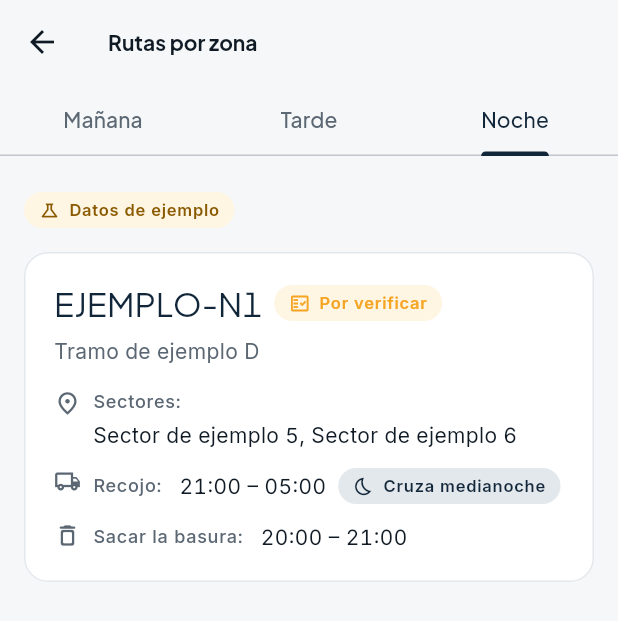
After one commit to EcoRuta-Solutions/ecoruta-frontend-app, a Flutter app: the PantallaZonasRuta screen opened directly, on a phone screen of 412 x 824 dp. The commit adds this screen. Shown: the top 621 px of the screen. Run offline on Flutter 3.47's test engine with Material 3 defaults, Android fonts, the phone set to English and light mode, and no system bars; our stand-ins replace dio, fl_chart, flutter_map, flutter_riverpod, flutter_secure_storage, go_router and 3 more; accounts and stored records are empty.

Commit message:
Pantalla de rutas por zona con datos del backend

```diff
--- /dev/null
+++ b/ecoruta_frontend_app/lib/features/municipalidad/data/modelos_zonas_ruta.dart
@@ -0,0 +1,144 @@
+/// Turno de recolección tal como lo envía el backend (`manana`, `tarde`,
+/// `noche`).
+enum TurnoZona {
+  manana('manana', 'Mañana'),
+  tarde('tarde', 'Tarde'),
+  noche('noche', 'Noche');
+
+  const TurnoZona(this.valorApi, this.etiqueta);
+
+  /// Valor del enum `Turno` del backend y del filtro `?turno=`.
+  final String valorApi;
+
+  /// Texto para la pestaña.
+  final String etiqueta;
+
+  static TurnoZona desdeApi(String valor) => TurnoZona.values.firstWhere(
+    (turno) => turno.valorApi == valor,
+    orElse: () => throw FormatException('Turno desconocido: $valor'),
+  );
+
+  /// Turno al que pertenece una hora, con los horarios de SEGAT del backend
+  /// (`app/core/turnos.py`): mañana 05–13, tarde 13–21, noche 21–05.
+  /// Inicio inclusivo y fin exclusivo.
+  static TurnoZona deHora(DateTime ahora) {
+    final hora = ahora.hour;
+    if (hora >= 5 && hora < 13) return TurnoZona.manana;
+    if (hora >= 13 && hora < 21) return TurnoZona.tarde;
+    return TurnoZona.noche;
+  }
+}
+
+/// Hora del día sin fecha (los campos `format: time` del backend).
+class HoraDia {
+  const HoraDia(this.hora, this.minuto);
+
+  final int hora;
+  final int minuto;
+
+  /// Acepta `HH:MM` o `HH:MM:SS` (con fracción de segundo opcional).
+  factory HoraDia.parse(String valor) {
+    final partes = valor.split(':');
+    if (partes.length < 2) throw FormatException('Hora inválida: $valor');
+    final hora = int.parse(partes[0]);
+    final minuto = int.parse(partes[1]);
+    if (hora < 0 || hora > 23 || minuto < 0 || minuto > 59) {
+      throw FormatException('Hora inválida: $valor');
+    }
+    return HoraDia(hora, minuto);
+  }
+
+  static HoraDia? parseOpcional(Object? valor) =>
+      valor == null ? null : HoraDia.parse(valor as String);
+
+  int get minutosDelDia => hora * 60 + minuto;
+
+  /// `21:00`
+  String get texto =>
+      '${hora.toString().padLeft(2, '0')}:${minuto.toString().padLeft(2, '0')}';
+
+  @override
+  bool operator ==(Object other) =>
+      other is HoraDia && other.hora == hora && other.minuto == minuto;
+
+  @override
+  int get hashCode => Object.hash(hora, minuto);
+
+  @override
+  String toString() => texto;
+}
+
+/// Una zona de ruta de GET /zonas-ruta (`ZonaRutaOut` en el backend).
+class ZonaRuta {
+  const ZonaRuta({
+    required this.id,
+    required this.codigo,
+    required this.turno,
+    required this.tramo,
+    required this.sectores,
+    required this.recojoInicio,
+    required this.recojoFin,
+    required this.sacarBasuraInicio,
+    required this.sacarBasuraFin,
+    required this.cruzaMedianoche,
+    required this.revisar,
+  });
+
+  final int id;
+
+  /// M-1…M-10, N-1…N-9, etc.
+  final String codigo;
+  final TurnoZona turno;
+  final String? tramo;
+  final String? sectores;
+  final HoraDia recojoInicio;
+  final HoraDia recojoFin;
+  final HoraDia? sacarBasuraInicio;
+  final HoraDia? sacarBasuraFin;
+  final bool cruzaMedianoche;
+
+  /// Dato transcrito de la hoja de la municipalidad, pendiente de confirmar.
+  final bool revisar;
+
+  factory ZonaRuta.fromJson(Map<String, dynamic> json) => ZonaRuta(
+    id: json['id'] as int,
+    codigo: json['codigo'] as String,
+    turno: TurnoZona.desdeApi(json['turno'] as String),
+    tramo: json['tramo'] as String?,
+    sectores: json['sectores'] as String?,
+    recojoInicio: HoraDia.parse(json['recojo_inicio'] as String),
+    recojoFin: HoraDia.parse(json['recojo_fin'] as String),
+    sacarBasuraInicio: HoraDia.parseOpcional(json['sacar_basura_inicio']),
+    sacarBasuraFin: HoraDia.parseOpcional(json['sacar_basura_fin']),
+    cruzaMedianoche: json['cruza_medianoche'] as bool,
+    revisar: json['revisar'] as bool,
+  );
+
+  /// `21:00 – 05:00`
+  String get ventanaRecojo => '${recojoInicio.texto} – ${recojoFin.texto}';
+
+  /// `20:00 – 21:00`, o null si el backend no trae el horario completo.
+  String? get ventanaSacarBasura {
+    final inicio = sacarBasuraInicio;
+    final fin = sacarBasuraFin;
+    if (inicio == null || fin == null) return null;
+    return '${inicio.texto} – ${fin.texto}';
+  }
+
+  /// La ventana de recojo termina al día siguiente (p. ej. 21:00 – 05:00).
+  /// Se usa el indicador del backend y, por si viene apagado, también se
+  /// considera nocturna si el fin es anterior al inicio.
+  bool get ventanaCruzaMedianoche =>
+      cruzaMedianoche || recojoFin.minutosDelDia < recojoInicio.minutosDelDia;
+
+  /// Indica si [ahora] cae en la ventana de recojo (inicio inclusivo, fin
+  /// exclusivo). Si la ventana cruza la medianoche (p. ej. 21:00 – 05:00)
+  /// vale tanto a las 23:00 como a las 03:00.
+  bool recogiendoA(DateTime ahora) {
+    final minuto = ahora.hour * 60 + ahora.minute;
+    final inicio = recojoInicio.minutosDelDia;
+    final fin = recojoFin.minutosDelDia;
+    if (ventanaCruzaMedianoche) return minuto >= inicio || minuto < fin;
+    return minuto >= inicio && minuto < fin;
+  }
+}
--- /dev/null
+++ b/ecoruta_frontend_app/lib/features/municipalidad/presentation/pantalla_zonas_ruta.dart
@@ -0,0 +1,360 @@
+import 'dart:async';
+
+import 'package:flutter/material.dart';
+import 'package:flutter_riverpod/flutter_riverpod.dart';
+
+import '../../../core/config/app_config.dart';
+import '../../../core/theme/app_theme.dart';
+import '../data/modelos_zonas_ruta.dart';
+import 'widgets/aviso_datos_ejemplo.dart';
+import 'widgets/estados_panel.dart';
+import 'zonas_ruta_providers.dart';
+
+const mensajeSinZonasRuta =
+    'Aún no hay rutas cargadas. Se importan desde el listado oficial de SEGAT.';
+
+const mensajePorVerificar =
+    'Dato transcrito de la hoja de la municipalidad, pendiente de confirmación';
+
+/// Cada cuánto se vuelve a calcular la zona activa.
+const _intervaloReloj = Duration(minutes: 1);
+
+/// Rutas por zona de SEGAT (GET /zonas-ruta), en pestañas por turno.
+/// Abre en el turno de la hora actual.
+class PantallaZonasRuta extends ConsumerStatefulWidget {
+  const PantallaZonasRuta({super.key});
+
+  @override
+  ConsumerState<PantallaZonasRuta> createState() => _PantallaZonasRutaState();
+}
+
+class _PantallaZonasRutaState extends ConsumerState<PantallaZonasRuta> {
+  Timer? _reloj;
+
+  @override
+  void initState() {
+    super.initState();
+    // Refresca la zona resaltada a medida que pasan las horas.
+    _reloj = Timer.periodic(_intervaloReloj, (_) => setState(() {}));
+  }
+
+  @override
+  void dispose() {
+    _reloj?.cancel();
+    super.dispose();
+  }
+
+  @override
+  Widget build(BuildContext context) {
+    final ahora = ref.watch(relojZonasRutaProvider)();
+    final resaltar = ref.watch(resaltarZonaActivaProvider);
+
+    return DefaultTabController(
+      length: TurnoZona.values.length,
+      initialIndex: TurnoZona.deHora(ahora).index,
+      child: Scaffold(
+        backgroundColor: EcoColors.fondo,
+        appBar: AppBar(
+          backgroundColor: EcoColors.fondo,
+          title: const Text('Rutas por zona'),
+          bottom: TabBar(
+            tabs: [
+              for (final turno in TurnoZona.values) Tab(text: turno.etiqueta),
+            ],
+          ),
+        ),
+        body: TabBarView(
+          children: [
+            for (final turno in TurnoZona.values)
+              _ListaZonas(
+                turno: turno,
+                ahora: ahora,
+                resaltarActiva: resaltar,
+              ),
+          ],
+        ),
+      ),
+    );
+  }
+}
+
+class _ListaZonas extends ConsumerWidget {
+  const _ListaZonas({
+    required this.turno,
+    required this.ahora,
+    required this.resaltarActiva,
+  });
+
+  final TurnoZona turno;
+  final DateTime ahora;
+  final bool resaltarActiva;
+
+  @override
+  Widget build(BuildContext context, WidgetRef ref) {
+    final zonas = ref.watch(zonasRutaPorTurnoProvider(turno));
+    return zonas.when(
+      loading: () => const Center(child: CircularProgressIndicator()),
+      error: (_, _) => ErrorPanel(
+        onRetry: () => ref.invalidate(zonasRutaPorTurnoProvider(turno)),
+      ),
+      data: (datos) => Center(
+        child: ConstrainedBox(
+          constraints: const BoxConstraints(
+            maxWidth: EcoLayout.anchoContenido,
+          ),
+          child: RefreshIndicator(
+            onRefresh: () => ref.refresh(zonasRutaPorTurnoProvider(turno).future),
+            child: ListView(
+              physics: const AlwaysScrollableScrollPhysics(),
+              padding: EdgeInsets.fromLTRB(
+                _margen(context),
+                24,
+                _margen(context),
+                32,
+              ),
+              children: [
+                if (AppConfig.usarDatosDeEjemplo) ...[
+                  const Align(
+                    alignment: Alignment.centerLeft,
+                    child: AvisoDatosEjemplo(),
+                  ),
+                  const SizedBox(height: 16),
+                ],
+                if (datos.isEmpty)
+                  const Card(
+                    child: Padding(
+                      padding: EdgeInsets.all(32),
+                      child: Text(
+                        mensajeSinZonasRuta,
+                        textAlign: TextAlign.center,
+                      ),
+                    ),
+                  )
+                else
+                  for (final zona in datos)
+                    TarjetaZonaRuta(
+                      key: ValueKey(zona.codigo),
+                      zona: zona,
+                      activa: resaltarActiva && zona.recogiendoA(ahora),
+                    ),
+              ],
+            ),
+          ),
+        ),
+      ),
+    );
+  }
+
+  static double _margen(BuildContext context) =>
+      MediaQuery.sizeOf(context).width < EcoLayout.anchoCompacto ? 16 : 24;
+}
+
+/// Tarjeta de una zona: código, tramo, sectores, ventana de recojo y
+/// horario para sacar la basura.
+class TarjetaZonaRuta extends StatelessWidget {
+  const TarjetaZonaRuta({required this.zona, required this.activa, super.key});
+
+  final ZonaRuta zona;
+
+  /// La ventana de recojo incluye la hora actual.
+  final bool activa;
+
+  @override
+  Widget build(BuildContext context) {
+    final texto = Theme.of(context).textTheme;
+    final tramo = zona.tramo;
+    final sectores = zona.sectores;
+    return Padding(
+      padding: const EdgeInsets.only(bottom: 16),
+      child: Card(
+        shape: activa
+            ? RoundedRectangleBorder(
+                borderRadius: BorderRadius.circular(16),
+                side: const BorderSide(color: EcoColors.acento, width: 2),
+              )
+            : null,
+        child: Padding(
+          padding: const EdgeInsets.all(20),
+          child: Column(
+            crossAxisAlignment: CrossAxisAlignment.start,
+            children: [
+              Wrap(
+                spacing: 8,
+                runSpacing: 8,
+                crossAxisAlignment: WrapCrossAlignment.center,
+                children: [
+                  Text(
+                    zona.codigo,
+                    style: texto.titleLarge?.copyWith(
+                      color: EcoColors.primario,
+                    ),
+                  ),
+                  if (activa) const _ChipRecogiendoAhora(),
+                  if (zona.revisar) const DistintivoPorVerificar(),
+                ],
+              ),
+              if (tramo != null && tramo.isNotEmpty) ...[
+                const SizedBox(height: 8),
+                Text(
+                  tramo,
+                  style: texto.bodyMedium?.copyWith(
+                    color: EcoColors.textoSecundario,
+                  ),
+                ),
+              ],
+              const SizedBox(height: 16),
+              if (sectores != null && sectores.isNotEmpty) ...[
+                _FilaDato(
+                  icono: Icons.place_outlined,
+                  etiqueta: 'Sectores',
+                  valor: sectores,
+                ),
+                const SizedBox(height: 12),
+              ],
+              _FilaDato(
+                icono: Icons.local_shipping_outlined,
+                etiqueta: 'Recojo',
+                valor: zona.ventanaRecojo,
+                extra: zona.ventanaCruzaMedianoche
+                    ? const _ChipCruzaMedianoche()
+                    : null,
+              ),
+              const SizedBox(height: 12),
+              _FilaDato(
+                icono: Icons.delete_outline_rounded,
+                etiqueta: 'Sacar la basura',
+                valor: zona.ventanaSacarBasura ?? 'Sin horario registrado',
+              ),
+            ],
+          ),
+        ),
+      ),
+    );
+  }
+}
+
+class _FilaDato extends StatelessWidget {
+  const _FilaDato({
+    required this.icono,
+    required this.etiqueta,
+    required this.valor,
+    this.extra,
+  });
+
+  final IconData icono;
+  final String etiqueta;
+  final String valor;
+  final Widget? extra;
+
+  @override
+  Widget build(BuildContext context) {
+    final texto = Theme.of(context).textTheme;
+    return Row(
+      crossAxisAlignment: CrossAxisAlignment.start,
+      children: [
+        Icon(icono, size: 18, color: EcoColors.textoSecundario),
+        const SizedBox(width: 8),
+        Expanded(
+          child: Wrap(
+            spacing: 8,
+            runSpacing: 4,
+            crossAxisAlignment: WrapCrossAlignment.center,
+            children: [
+              Text(
+                '$etiqueta: ',
+                style: texto.labelMedium?.copyWith(
+                  color: EcoColors.textoSecundario,
+                ),
+              ),
+              Text(valor, style: texto.bodyMedium),
+              ?extra,
+            ],
+          ),
+        ),
+      ],
+    );
+  }
+}
+
+/// Etiqueta pequeña con icono, del mismo estilo que los chips de estado.
+class _Etiqueta extends StatelessWidget {
+  const _Etiqueta({
+    required this.icono,
+    required this.texto,
+    required this.color,
+    required this.fondo,
+  });
+
+  final IconData icono;
+  final String texto;
+  final Color color;
+  final Color fondo;
+
+  @override
+  Widget build(BuildContext context) => Container(
+    padding: const EdgeInsets.symmetric(horizontal: 10, vertical: 4),
+    decoration: BoxDecoration(
+      color: fondo,
+      borderRadius: BorderRadius.circular(16),
+    ),
+    child: Row(
+      mainAxisSize: MainAxisSize.min,
+      children: [
+        Icon(icono, size: 14, color: color),
+        const SizedBox(width: 6),
+        Text(
+          texto,
+          style: Theme.of(context).textTheme.labelSmall?.copyWith(
+            color: color,
+            fontWeight: FontWeight.w600,
+          ),
+        ),
+      ],
+    ),
+  );
+}
+
+/// "Por verificar": el dato viene de la hoja de la municipalidad y aún no
+/// está confirmado (`revisar = true`).
+class DistintivoPorVerificar extends StatelessWidget {
+  const DistintivoPorVerificar({super.key});
+
+  @override
+  Widget build(BuildContext context) {
+    final alerta = Theme.of(context).extension<ColoresEstado>()!.alerta;
+    return Tooltip(
+      message: mensajePorVerificar,
+      triggerMode: TooltipTriggerMode.tap,
+      child: _Etiqueta(
+        icono: Icons.fact_check_outlined,
+        texto: 'Por verificar',
+        color: alerta.color,
+        fondo: alerta.fondo,
+      ),
+    );
+  }
+}
+
+class _ChipCruzaMedianoche extends StatelessWidget {
+  const _ChipCruzaMedianoche();
+
+  @override
+  Widget build(BuildContext context) => _Etiqueta(
+    icono: Icons.bedtime_outlined,
+    texto: 'Cruza medianoche',
+    color: EcoColors.primario,
+    fondo: EcoColors.borde,
+  );
+}
+
+class _ChipRecogiendoAhora extends StatelessWidget {
+  const _ChipRecogiendoAhora();
+
+  @override
+  Widget build(BuildContext context) => _Etiqueta(
+    icono: Icons.schedule_rounded,
+    texto: 'Recojo en curso',
+    color: EcoColors.primario,
+    fondo: EcoColors.acento.withValues(alpha: 0.18),
+  );
+}
--- /dev/null
+++ b/ecoruta_frontend_app/lib/features/municipalidad/presentation/zonas_ruta_providers.dart
@@ -0,0 +1,24 @@
+import 'package:flutter_riverpod/flutter_riverpod.dart';
+
+import '../../auth/presentation/auth_controller.dart';
+import '../data/modelos_zonas_ruta.dart';
+import '../data/repositorio_zonas_ruta.dart';
+
+/// Zonas de ruta de un turno (GET /zonas-ruta?turno=...). Cada pestaña
+/// carga la suya; al volver a una pestaña ya cargada no se repite la petición.
+final zonasRutaPorTurnoProvider = FutureProvider.family<List<ZonaRuta>, TurnoZona>(
+  (ref, turno) => ref.watch(repositorioZonasRutaProvider).listar(turno: turno),
+  retry: (_, _) => null,
+);
+
+/// Hora actual. Se sobrescribe en los tests para fijar el reloj.
+final relojZonasRutaProvider = Provider<DateTime Function()>(
+  (ref) => DateTime.now,
+);
+
+/// La zona activa solo se resalta para el rol municipalidad.
+final resaltarZonaActivaProvider = Provider<bool>(
+  (ref) =>
+      ref.watch(authProvider.select((auth) => auth.user?.rol)) ==
+      'municipalidad',
+);
```
Also changed, not shown: ecoruta_frontend_app/lib/features/municipalidad/data/repositorio_zonas_ruta.dart (added, +130 -0 lines), ecoruta_frontend_app/lib/features/municipalidad/presentation/pantalla_rutas.dart (+20 -4 lines), 1 other file.
